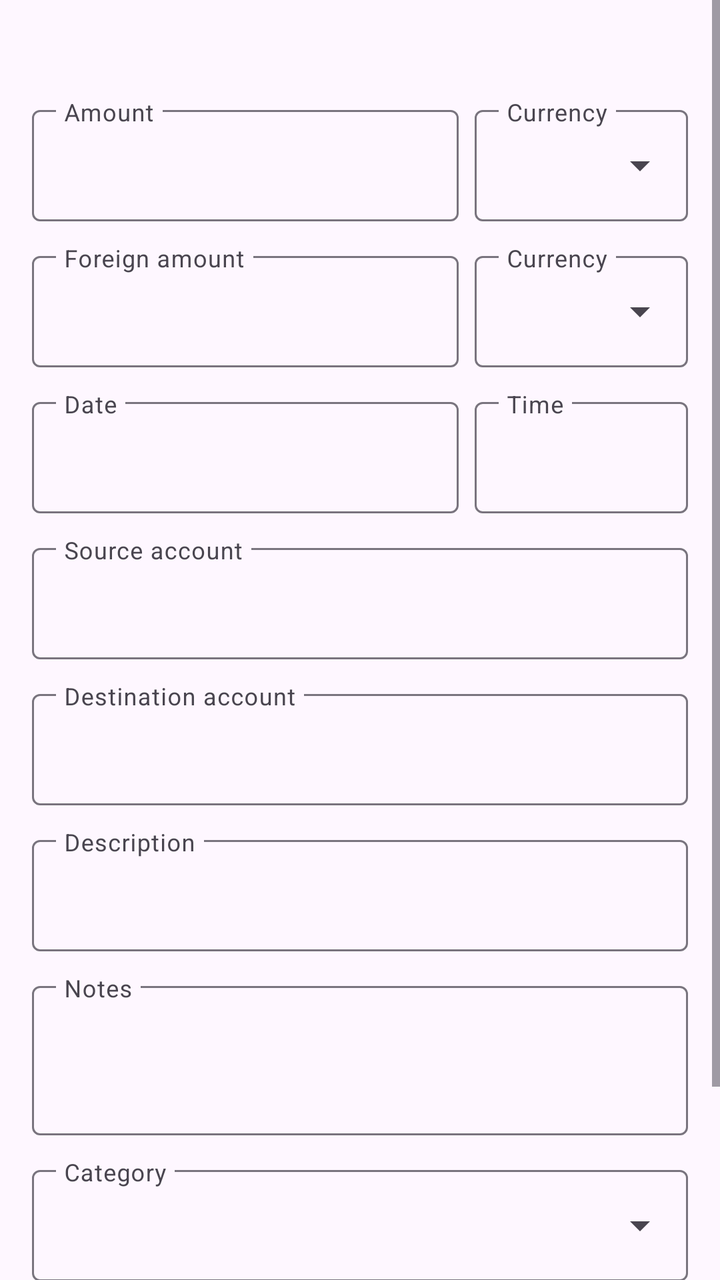
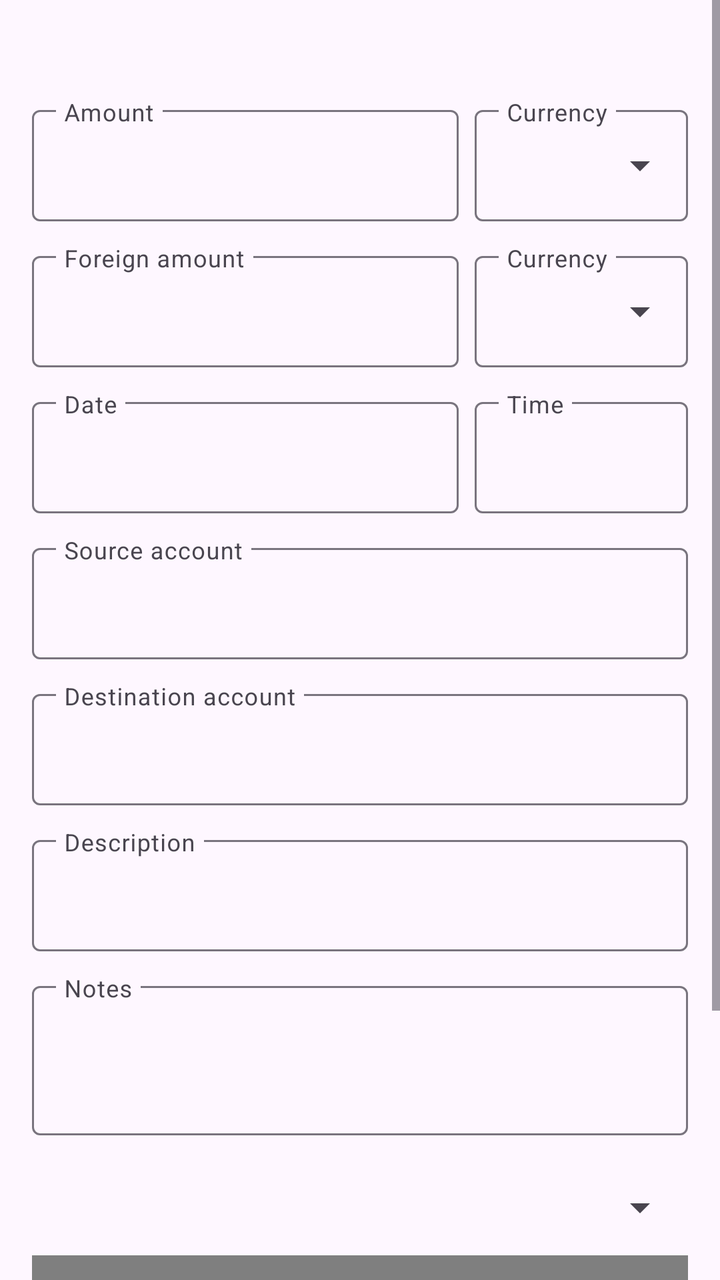

Screens rendered from an Android XML layout before and after an edit, with the pre-edit source and the edit as a unified diff.
<!-- AndroidManifest.xml: application theme Theme.FfNotifyImporter -->
<!-- res/layout/fragment_create_transaction.xml -->
<?xml version="1.0" encoding="utf-8"?>
<ScrollView xmlns:android="http://schemas.android.com/apk/res/android"
    xmlns:app="http://schemas.android.com/apk/res-auto"
    android:layout_width="match_parent"
    android:layout_height="match_parent">

    <LinearLayout
        android:layout_width="match_parent"
        android:layout_height="wrap_content"
        android:orientation="vertical"
        android:padding="16dp">

        <TextView
            android:id="@+id/ruleLabelText"
            android:layout_width="match_parent"
            android:layout_height="wrap_content"
            android:layout_marginBottom="12dp"
            android:textColor="#888888"
            android:textSize="13sp"
            android:visibility="gone" />

        <TextView
            android:id="@+id/alreadyLinkedWarningText"
            android:layout_width="match_parent"
            android:layout_height="wrap_content"
            android:layout_marginBottom="16dp"
            android:textColor="?attr/colorError"
            android:textStyle="bold"
            android:textSize="14sp"
            android:visibility="gone" />

        <TextView
            android:id="@+id/kindText"
            android:layout_width="match_parent"
            android:layout_height="wrap_content"
            android:layout_marginBottom="16dp"
            android:textColor="#888888"
            android:textSize="13sp" />

        <LinearLayout
            android:layout_width="match_parent"
            android:layout_height="wrap_content"
            android:layout_marginBottom="12dp"
            android:orientation="horizontal">

            <com.google.android.material.textfield.TextInputLayout
                android:id="@+id/amountLayout"
                android:layout_width="0dp"
                android:layout_height="wrap_content"
                android:layout_marginEnd="8dp"
                android:layout_weight="2"
                android:hint="@string/create_tx_field_amount"
                app:expandedHintEnabled="false">

                <com.google.android.material.textfield.TextInputEditText
                    android:id="@+id/amountInput"
                    android:layout_width="match_parent"
                    android:layout_height="wrap_content"
                    android:inputType="numberDecimal" />

            </com.google.android.material.textfield.TextInputLayout>

            <com.google.android.material.textfield.TextInputLayout
                android:id="@+id/currencyCodeLayout"
                android:layout_width="0dp"
                android:layout_height="wrap_content"
                android:layout_weight="1"
                android:hint="@string/create_tx_field_currency"
                app:expandedHintEnabled="false"
                app:endIconMode="custom"
                app:endIconDrawable="@drawable/ic_dropdown"
                app:endIconContentDescription="@string/rule_pick_currency">

                <com.google.android.material.textfield.TextInputEditText
                    android:id="@+id/currencyCodeInput"
                    android:layout_width="match_parent"
                    android:layout_height="wrap_content"
                    android:inputType="textCapCharacters"
                    android:maxLines="1" />

            </com.google.android.material.textfield.TextInputLayout>

        </LinearLayout>

        <LinearLayout
            android:layout_width="match_parent"
            android:layout_height="wrap_content"
            android:layout_marginBottom="12dp"
            android:orientation="horizontal">

            <com.google.android.material.textfield.TextInputLayout
                android:layout_width="0dp"
                android:layout_height="wrap_content"
                android:layout_marginEnd="8dp"
                android:layout_weight="2"
                android:hint="@string/create_tx_field_foreign_amount"
                app:expandedHintEnabled="false">

                <com.google.android.material.textfield.TextInputEditText
                    android:id="@+id/foreignAmountInput"
                    android:layout_width="match_parent"
                    android:layout_height="wrap_content"
                    android:inputType="numberDecimal" />

            </com.google.android.material.textfield.TextInputLayout>

            <com.google.android.material.textfield.TextInputLayout
                android:id="@+id/foreignCurrencyCodeLayout"
                android:layout_width="0dp"
                android:layout_height="wrap_content"
                android:layout_weight="1"
                android:hint="@string/create_tx_field_currency"
                app:expandedHintEnabled="false"
                app:endIconMode="custom"
                app:endIconDrawable="@drawable/ic_dropdown"
                app:endIconContentDescription="@string/rule_pick_currency">

                <com.google.android.material.textfield.TextInputEditText
                    android:id="@+id/foreignCurrencyCodeInput"
                    android:layout_width="match_parent"
                    android:layout_height="wrap_content"
                    android:inputType="textCapCharacters"
                    android:maxLines="1" />

            </com.google.android.material.textfield.TextInputLayout>

        </LinearLayout>

        <LinearLayout
            android:layout_width="match_parent"
            android:layout_height="wrap_content"
            android:layout_marginBottom="12dp"
            android:orientation="horizontal">

            <com.google.android.material.textfield.TextInputLayout
                android:layout_width="0dp"
                android:layout_height="wrap_content"
                android:layout_marginEnd="8dp"
                android:layout_weight="2"
                android:hint="@string/create_tx_field_date"
                app:expandedHintEnabled="false">

                <com.google.android.material.textfield.TextInputEditText
                    android:id="@+id/transactionDateInput"
                    android:layout_width="match_parent"
                    android:layout_height="wrap_content"
                    android:cursorVisible="false"
                    android:ellipsize="end"
                    android:focusable="false"
                    android:inputType="none"
                    android:maxLines="1" />

            </com.google.android.material.textfield.TextInputLayout>

            <com.google.android.material.textfield.TextInputLayout
                android:layout_width="0dp"
                android:layout_height="wrap_content"
                android:layout_weight="1"
                android:hint="@string/create_tx_field_time"
                app:expandedHintEnabled="false">

                <com.google.android.material.textfield.TextInputEditText
                    android:id="@+id/transactionTimeInput"
                    android:layout_width="match_parent"
                    android:layout_height="wrap_content"
                    android:cursorVisible="false"
                    android:ellipsize="end"
                    android:focusable="false"
                    android:inputType="none"
                    android:maxLines="1" />

            </com.google.android.material.textfield.TextInputLayout>

        </LinearLayout>

        <com.google.android.material.textfield.TextInputLayout
            android:id="@+id/sourceAccountLayout"
            android:layout_width="match_parent"
            android:layout_height="wrap_content"
            android:layout_marginBottom="12dp"
            android:hint="@string/create_tx_field_source_account"
            app:expandedHintEnabled="false">

            <com.google.android.material.textfield.TextInputEditText
                android:id="@+id/sourceAccountInput"
                android:layout_width="match_parent"
                android:layout_height="wrap_content" />

        </com.google.android.material.textfield.TextInputLayout>

        <com.google.android.material.textfield.TextInputLayout
            android:id="@+id/destinationAccountLayout"
            android:layout_width="match_parent"
            android:layout_height="wrap_content"
            android:layout_marginBottom="12dp"
            android:hint="@string/create_tx_field_destination_account"
            app:expandedHintEnabled="false">

            <com.google.android.material.textfield.TextInputEditText
                android:id="@+id/destinationAccountInput"
                android:layout_width="match_parent"
                android:layout_height="wrap_content" />

        </com.google.android.material.textfield.TextInputLayout>

        <com.google.android.material.textfield.TextInputLayout
            android:id="@+id/descriptionLayout"
            android:layout_width="match_parent"
            android:layout_height="wrap_content"
            android:layout_marginBottom="12dp"
            android:hint="@string/create_tx_field_description"
            app:expandedHintEnabled="false">

            <com.google.android.material.textfield.TextInputEditText
                android:id="@+id/descriptionInput"
                android:layout_width="match_parent"
                android:layout_height="wrap_content" />

        </com.google.android.material.textfield.TextInputLayout>

        <com.google.android.material.textfield.TextInputLayout
            android:layout_width="match_parent"
            android:layout_height="wrap_content"
            android:layout_marginBottom="12dp"
            android:hint="@string/create_tx_field_notes"
            app:expandedHintEnabled="false">

            <com.google.android.material.textfield.TextInputEditText
                android:id="@+id/notesInput"
                android:layout_width="match_parent"
                android:layout_height="wrap_content"
                android:gravity="top"
                android:inputType="textMultiLine"
                android:minLines="2" />

        </com.google.android.material.textfield.TextInputLayout>

        <com.google.android.material.textfield.TextInputLayout
            android:id="@+id/categoryLayout"
            android:layout_width="match_parent"
            android:layout_height="wrap_content"
            android:layout_marginBottom="12dp"
            android:hint="@string/create_tx_field_category"
            app:expandedHintEnabled="false"
            app:endIconMode="custom"
            app:endIconDrawable="@drawable/ic_dropdown"
            app:endIconContentDescription="@string/create_tx_pick_category">

            
            <com.google.android.material.textfield.MaterialAutoCompleteTextView
                android:id="@+id/categoryInput"
                style="@style/Widget.Material3.AutoCompleteTextView.OutlinedBox"
                android:layout_width="match_parent"
                android:layout_height="wrap_content"
                android:completionThreshold="1"
                android:inputType="text" />

        </com.google.android.material.textfield.TextInputLayout>

        <com.google.android.material.textfield.TextInputLayout
            android:layout_width="match_parent"
            android:layout_height="wrap_content"
            android:layout_marginBottom="16dp"
            android:hint="@string/create_tx_field_tags"
            app:expandedHintEnabled="false">

            
            <io.github.maximus5.ffnotifyimporter.ui.TagsAutoCompleteTextView
                android:id="@+id/tagsInput"
                style="@style/Widget.Material3.AutoCompleteTextView.OutlinedBox"
                android:layout_width="match_parent"
                android:layout_height="wrap_content"
                android:completionThreshold="1"
                android:inputType="text" />

        </com.google.android.material.textfield.TextInputLayout>

    </LinearLayout>

</ScrollView>
<!-- resources referenced by this layout -->
<resources>
  <!-- drawable ic_dropdown (drawable) -->
  <?xml version="1.0" encoding="utf-8"?>
  <vector xmlns:android="http://schemas.android.com/apk/res/android"
      android:width="24dp"
      android:height="24dp"
      android:viewportWidth="24"
      android:viewportHeight="24"
      android:tint="?attr/colorOnSurfaceVariant">
      <path
          android:fillColor="#FF000000"
          android:pathData="M7,10l5,5 5,-5z" />
  </vector>
  <string name="create_tx_field_amount">Amount</string>
  <string name="create_tx_field_category">Category</string>
  <string name="create_tx_field_currency">Currency</string>
  <string name="create_tx_field_date">Date</string>
  <string name="create_tx_field_description">Description</string>
  <string name="create_tx_field_destination_account">Destination account</string>
  <string name="create_tx_field_foreign_amount">Foreign amount</string>
  <string name="create_tx_field_notes">Notes</string>
  <string name="create_tx_field_source_account">Source account</string>
  <string name="create_tx_field_tags">Tags (comma-separated)</string>
  <string name="create_tx_field_time">Time</string>
  <string name="create_tx_pick_category">Pick category</string>
  <string name="rule_pick_currency">Pick currency</string>
  <style name="Theme.FfNotifyImporter" parent="Theme.Material3.DayNight.NoActionBar" />
</resources>

<!-- the commit's change to res/layout/fragment_create_transaction.xml (unified diff, before → after) -->
@@ -247,7 +247,7 @@
             app:endIconContentDescription="@string/create_tx_pick_category">
 
             
-            <com.google.android.material.textfield.MaterialAutoCompleteTextView
+            <io.github.maximus5.ffnotifyimporter.ui.SuggestAutoCompleteTextView
                 android:id="@+id/categoryInput"
                 style="@style/Widget.Material3.AutoCompleteTextView.OutlinedBox"
                 android:layout_width="match_parent"
